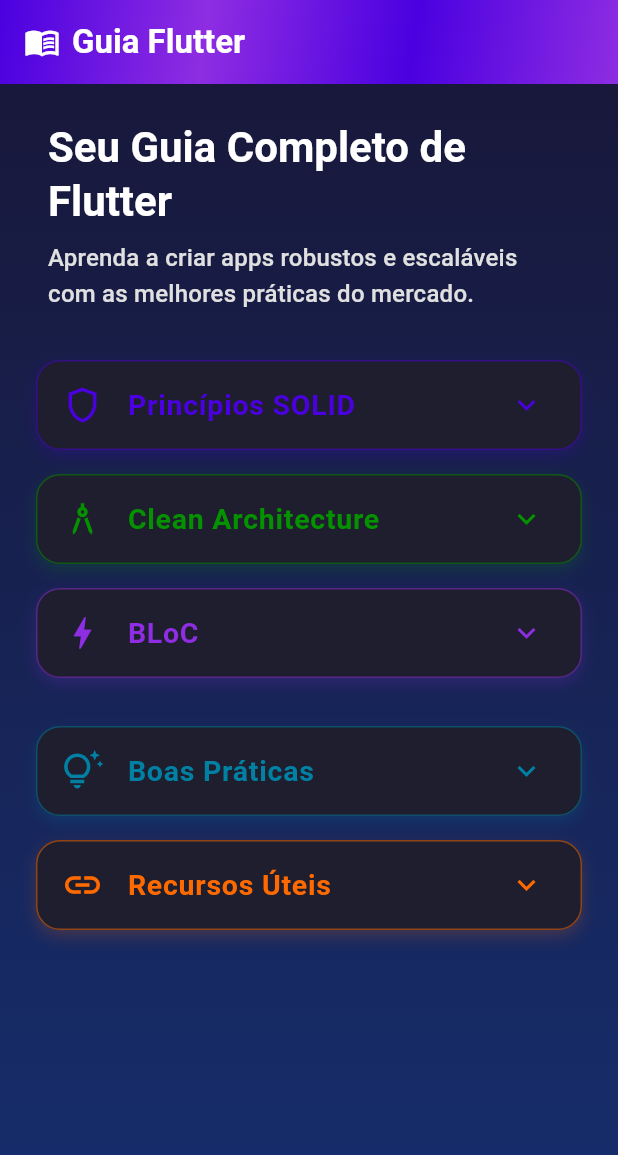
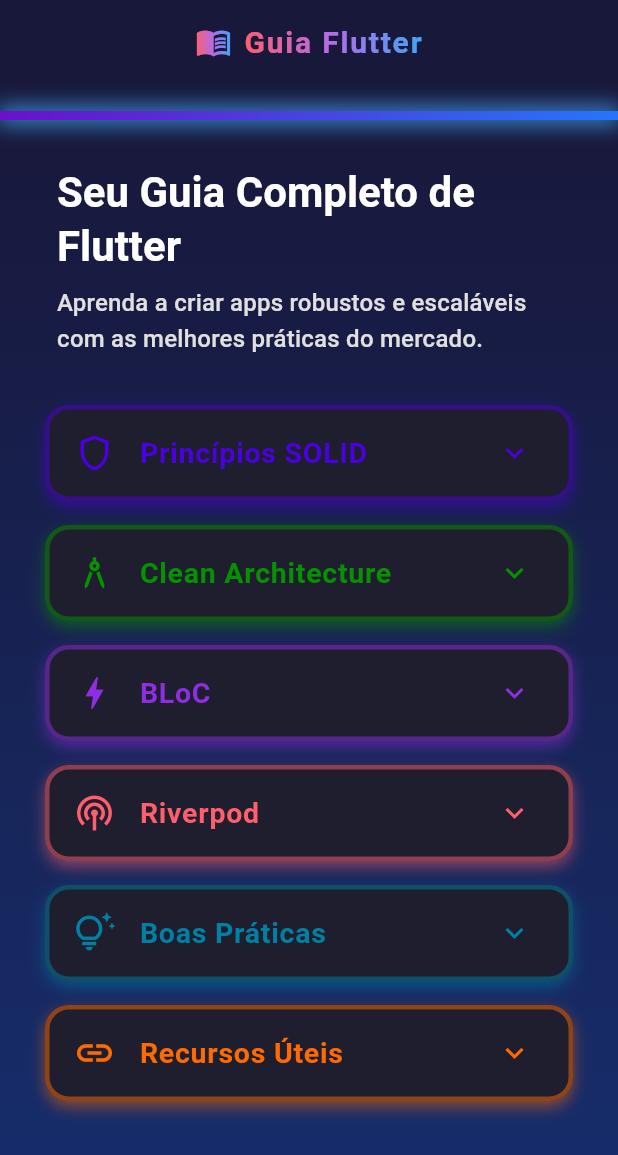
Before and after one commit to BrunoDalI/flutter_guide_webpage, a Flutter app: the screen it shows after launch, on a phone screen of 412 x 824 dp. Shown: the top 1155 px of the screen. Run offline on Flutter 3.47's test engine with Material 3 defaults, Android fonts, the phone set to English and light mode, and no system bars; our stand-ins replace flutter_highlight.

Commit message:
feat: implement custom app bar and session tile widget for improved UI structure

```diff
--- a/lib/features/login/presentation/pages/home_page.dart
+++ b/lib/features/login/presentation/pages/home_page.dart
@@ -1,6 +1,6 @@
-// ignore_for_file: deprecated_member_use
-
 import 'package:flutter/material.dart';
+import '../widgets/app_bar.dart';
+import '../widgets/build_section_tile.dart';
 import 'bloc_page.dart';
 import 'riverpod_page.dart';
 import 'solid_principles_page.dart';
@@ -14,37 +14,18 @@ class HomePage extends StatelessWidget {
   @override
   Widget build(BuildContext context) {
     return Scaffold(
-      backgroundColor: Color(0xFF0F0F23),
-      appBar: AppBar(
-        flexibleSpace: Container(
-          decoration: BoxDecoration(
-            gradient: LinearGradient(
-              colors: [Color(0xFF4A00E0), Color(0xFF8E2DE2), Color(0xFF4A00E0), Color(0xFF8E2DE2)],
-              begin: Alignment.topLeft,
-              end: Alignment.bottomRight,
-            ),
-          ),
-        ),
-        title: Row(
-           children: [
-            Icon(Icons.menu_book_outlined, color: Colors.white),
-            SizedBox(width: 8),
-            Text('Guia Flutter', style: TextStyle(color: Colors.white, fontWeight: FontWeight.w600)),
-          ],
-        ),
-        centerTitle: true, // Centraliza o título
-      ),
+      backgroundColor: const Color(0xFF1E1E2E),
+      appBar: CustomAppBar(),
       body: Container(
         decoration: BoxDecoration(
           gradient: LinearGradient(
             begin: Alignment.topCenter,
             end: Alignment.bottomCenter,
-            //colors: [Color(0xFF0F0F23), Color(0xFF16213E)],
             colors: [Color.fromARGB(255, 24, 24, 59), Color.fromARGB(255, 22, 46, 110)],
           ),
         ),
         child: ListView(
-          padding: EdgeInsets.all(24),
+          padding: EdgeInsets.all(30),
           children: [
             Padding(
               padding: const EdgeInsets.symmetric(horizontal: 8.0),
@@ -71,7 +52,7 @@ class HomePage extends StatelessWidget {
               ),
             ),
             SizedBox(height: 32),
-            _buildSessionTile(
+            buildSessionTile(
               context,
               icon: Icons.shield_outlined,
               color: Color(0xFF4A00E0),
@@ -79,7 +60,7 @@ class HomePage extends StatelessWidget {
               child: SolidPrinciplesPage(),
             ),
             SizedBox(height: 16),
-            _buildSessionTile(
+            buildSessionTile(
               context,
               icon: Icons.architecture_outlined,
               color: Color.fromARGB(255, 5, 146, 0),
@@ -87,7 +68,7 @@ class HomePage extends StatelessWidget {
               child: CleanArchitecturePage(),
             ),
             SizedBox(height: 16),
-            _buildSessionTile(
+            buildSessionTile(
               context,
               icon: Icons.bolt_outlined,
               color: Color(0xFF8E2DE2),
@@ -95,15 +76,15 @@ class HomePage extends StatelessWidget {
               child: BlocPage(),
             ),
             SizedBox(height: 16),
-            // _buildSessionTile(
-            //   context,
-            //   icon: Icons.podcasts_outlined,
-            //   color: Color.fromARGB(255, 226, 45, 166),
-            //   title: 'Riverpod',
-            //   child: RiverpodPage(),
-            // ),
+            buildSessionTile(
+              context,
+              icon: Icons.podcasts_outlined,
+              color: Color(0xFFFF5F6D),
+              title: 'Riverpod',
+              child: RiverpodPage(),
+            ),
             SizedBox(height: 16),
-            _buildSessionTile(
+            buildSessionTile(
               context,
               icon: Icons.tips_and_updates_outlined,
               color: Color.fromARGB(255, 0, 128, 163),
@@ -111,7 +92,7 @@ class HomePage extends StatelessWidget {
               child: BestPracticesPage(),
             ),
             SizedBox(height: 16),
-            _buildSessionTile(
+            buildSessionTile(
               context,
               icon: Icons.link_outlined,
               color: Color(0xFFff6a00),
@@ -123,37 +104,4 @@ class HomePage extends StatelessWidget {
       ),
     );
   }
-
-  Widget _buildSessionTile(BuildContext context, {required IconData icon, required Color color, required String title, required Widget child}) {
-    return Container(
-      decoration: BoxDecoration(
-        color: Color(0xFF1E1E2E),
-        borderRadius: BorderRadius.circular(16),
-        border: Border.all(color: color.withOpacity(0.5), width: 1),
-        boxShadow: [
-          BoxShadow(
-            color: color.withOpacity(0.2),
-            blurRadius: 8,
-            offset: Offset(0, 4),
-          ),
-        ],
-      ),
-      child: Theme(
-        data: Theme.of(context).copyWith(dividerColor: Colors.transparent),
-        child: ExpansionTile(
-          leading: Icon(icon, color: color, size: 28),
-          title: Text(title, style: TextStyle(fontWeight: FontWeight.bold, fontSize: 19, color: color)),
-          iconColor: color,
-          collapsedIconColor: color,
-          children: [
-            Container(
-              color: Color(0xFF1E1E2E),
-              padding: const EdgeInsets.all(16.0),
-              child: child,
-            )
-          ],
-        ),
-      ),
-    );
-  }
 }
--- /dev/null
+++ b/lib/features/login/presentation/widgets/app_bar.dart
@@ -0,0 +1,93 @@
+import 'package:flutter/material.dart';
+
+class CustomAppBar extends StatelessWidget implements PreferredSizeWidget {
+  const CustomAppBar({super.key});
+
+  @override
+  Size get preferredSize => const Size.fromHeight(80);
+
+  @override
+  Widget build(BuildContext context) {
+    return Stack(
+      children: [
+        AppBar(
+          flexibleSpace: Container(
+            decoration: BoxDecoration(
+              gradient: LinearGradient(
+                colors: [
+                  Color.fromARGB(255, 24, 24, 59),
+                  Color.fromARGB(255, 24, 24, 59),
+                ],
+                begin: Alignment.topLeft,
+                end: Alignment.bottomRight,
+              ),
+            ),
+          ),
+          title: Row(
+            mainAxisSize: MainAxisSize.min,
+            children: [
+              ShaderMask(
+                shaderCallback: (bounds) => LinearGradient(
+                  colors: [
+                    Color(0xFFFF5F6D),
+                    Color(0xFFB16CEA),
+                    Color(0xFF42A5F5)
+                  ],
+                  begin: Alignment.centerLeft,
+                  end: Alignment.centerRight,
+                ).createShader(Rect.fromLTWH(0, 0, bounds.width, bounds.height)),
+                child: Icon(Icons.menu_book_outlined, color: Colors.white, size: 24),
+              ),
+              SizedBox(width: 8),
+              ShaderMask(
+                shaderCallback: (bounds) => LinearGradient(
+                  colors: [
+                    Color(0xFFFF5F6D),
+                    Color(0xFFB16CEA),
+                    Color(0xFF42A5F5)
+                  ],
+                  begin: Alignment.centerLeft,
+                  end: Alignment.centerRight,
+                ).createShader(Rect.fromLTWH(0, 0, bounds.width, bounds.height)),
+                child: Text(
+                  'Guia Flutter',
+                  style: TextStyle(
+                    color: Colors.white,
+                    fontWeight: FontWeight.bold,
+                    fontSize: 20,
+                    letterSpacing: 1.2,
+                  ),
+                ),
+              ),
+            ],
+          ),
+          centerTitle: true,
+          elevation: 0,
+          backgroundColor: Colors.transparent,
+        ),
+        Positioned(
+          bottom: 0,
+          left: 0,
+          right: 0,
+          child: Container(
+            height: 6,
+            decoration: BoxDecoration(
+              gradient: LinearGradient(
+                colors: [Color(0xFF6A11CB), Color(0xFF2575FC)],
+                begin: Alignment.centerLeft,
+                end: Alignment.centerRight,
+              ),
+              boxShadow: [
+                BoxShadow(
+                  color: Color(0xFF42A5F5).withValues(alpha: (0.5 * 255)),
+                  blurRadius: 12,
+                  spreadRadius: 2,
+                ),
+              ],
+            ),
+          ),
+        ),
+      ],
+    );
+  }
+}
--- /dev/null
+++ b/lib/features/login/presentation/widgets/build_section_tile.dart
@@ -0,0 +1,38 @@
+import 'package:flutter/material.dart';
+
+Widget buildSessionTile(BuildContext context, {required IconData icon, required Color color, required String title, required Widget child}) {
+  return Container(
+    decoration: BoxDecoration(
+      color: Color(0xFF1E1E2E),
+      borderRadius: BorderRadius.circular(16),
+      border: Border.all(color: color.withValues(alpha: (0.5)), width: 3),
+      boxShadow: [
+        BoxShadow(
+          //color: Color(0xFF42A5F5).withValues(alpha: (0.5 * 255)),
+          color: color.withValues(alpha: (0.5)),
+          blurRadius: 8,
+          offset: Offset(0, 4),
+        ),
+      ],
+    ),
+    child: Theme(
+      data: Theme.of(context).copyWith(dividerColor: Colors.transparent),
+      child: ClipRRect(
+        borderRadius: BorderRadius.circular(16),
+        child: ExpansionTile(
+          leading: Icon(icon, color: color, size: 28),
+          title: Text(title, style: TextStyle(fontWeight: FontWeight.bold, fontSize: 19, color: color)),
+          iconColor: color,
+          collapsedIconColor: color,
+          children: [
+            Container(
+              color: Color(0xFF1E1E2E),
+              padding: const EdgeInsets.all(16.0),
+              child: child,
+            )
+          ],
+        ),
+      ),
+    ),
+  );
+}
```
Also changed, not shown: lib/features/login/presentation/pages/best_practices_page.dart (+28 -28 lines), lib/features/login/presentation/pages/clean_architecture_page.dart (+66 -17 lines), lib/features/login/presentation/pages/resources_page.dart (+20 -20 lines), lib/features/login/presentation/pages/riverpod_page.dart (+161 -161 lines).
